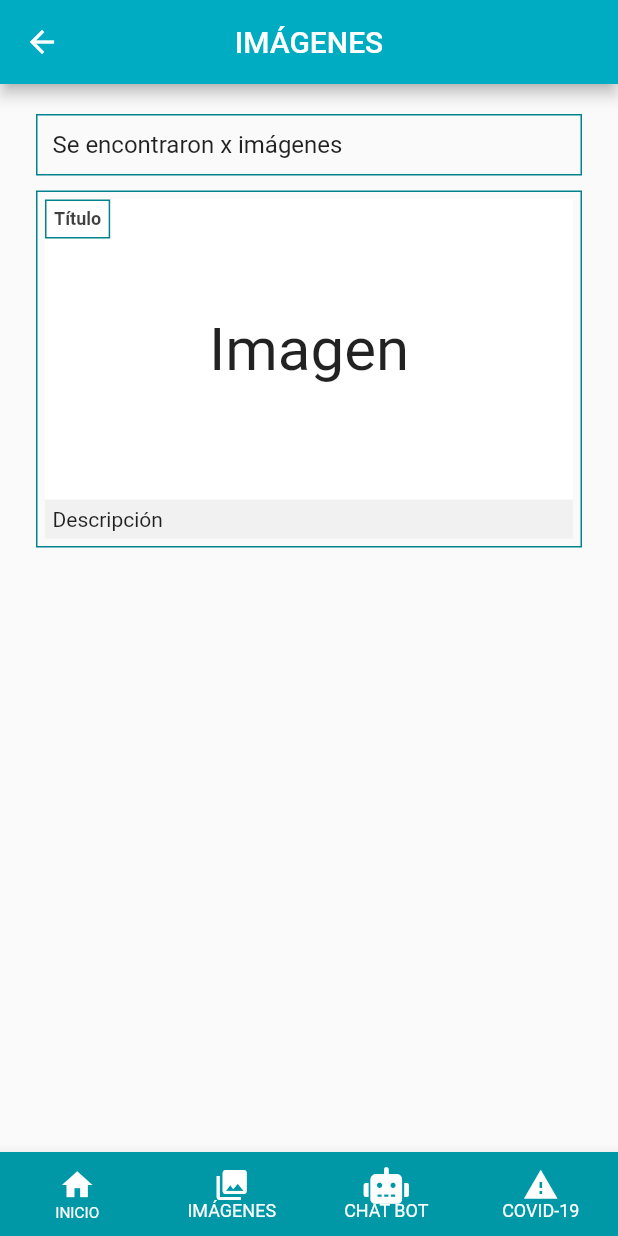
After one commit to RMOREANOV/Proyecto-Final---Cloud-Computing, a Flutter app: the Pictures screen opened directly, on a phone screen of 412 x 824 dp. The commit adds this screen. Run offline on Flutter 3.47's test engine with Material 2 defaults, Android fonts, the phone set to English and light mode, and no system bars; our stand-ins replace flutter_local_notifications, font_awesome_flutter, image_picker, shared_preferences; accounts and stored records are empty.

Commit message:
Sprint 2 - 1º Semana

```diff
--- /dev/null
+++ b/frontend/medi_team/lib/src/screens/pictures.dart
@@ -0,0 +1,143 @@
+import 'dart:async';
+import 'dart:convert';
+
+import 'package:flutter/material.dart';
+import 'package:flutter_local_notifications/flutter_local_notifications.dart';
+import 'package:medi_team/src/widgets/bottomBar.dart' as BottomBar;
+import 'package:http/http.dart' as http;
+
+import '../api/notificationController.dart' as notificationController;
+import '../api/timeController.dart' as timeController;
+
+class Pictures extends StatefulWidget {
+  Pictures({Key key}) : super(key: key);
+
+  @override
+  PicturesState createState() => PicturesState();
+}
+
+class PicturesState extends State<Pictures> {
+  FlutterLocalNotificationsPlugin flutterLocalNotificationsPlugin;
+  Timer clockTimerNotification;
+
+  List<dynamic> pictures = [{}];
+
+  @override
+  void initState() {
+    super.initState();
+    flutterLocalNotificationsPlugin = notificationController
+        .initializeNotification(flutterLocalNotificationsPlugin);
+    clockTimerNotification =
+        Timer.periodic(new Duration(minutes: 1), (timer) async {
+      if (timeController.isDateNowEvery30Minutes()) {
+        await notificationController
+            .showNotification(flutterLocalNotificationsPlugin);
+      }
+    });
+  }
+
+  @override
+  void dispose() {
+    clockTimerNotification.cancel();
+    super.dispose();
+  }
+
+  @override
+  Widget build(BuildContext context) {
+    return Scaffold(
+        appBar: AppBar(
+          centerTitle: true,
+          title: Text('IMÁGENES'),
+        ),
+        body: Container(
+          padding: EdgeInsets.all(20.0),
+          child: Column(
+            mainAxisAlignment: MainAxisAlignment.center,
+            children: [
+              Container(
+                margin: EdgeInsets.fromLTRB(4.0, 0.0, 4.0, 10.0),
+                padding: EdgeInsets.all(10.0),
+                width: double.infinity,
+                decoration: BoxDecoration(
+                  border: Border.all(
+                    color: Colors.cyan[800],
+                    width: 1,
+                  ),
+                ),
+                child: Text(
+                  'Se encontraron x imágenes',
+                  style: TextStyle(fontSize: 16.0),
+                ),
+              ),
+              Container(
+                child: Expanded(
+                  child: ListView.builder(
+                    itemCount: pictures.length,
+                    itemBuilder: (context, index) {
+                      return Container(
+                          margin: EdgeInsets.fromLTRB(4.0, 0.0, 4.0, 10.0),
+                          padding: EdgeInsets.all(5.0),
+                          width: double.infinity,
+                          decoration: BoxDecoration(
+                            border: Border.all(
+                              color: Colors.cyan[800],
+                              width: 1,
+                            ),
+                          ),
+                          child: Stack(
+                            children: [
+                              Column(
+                                children: [
+                                  ConstrainedBox(
+                                    constraints: BoxConstraints(minHeight: 200),
+                                    child: Container(
+                                      color: Colors.white,
+                                      child: Center(
+                                        child: Text(
+                                          "Imagen",
+                                          style: new TextStyle(fontSize: 40),
+                                        ),
+                                      ),
+                                    ),
+                                  ),
+                                  Container(
+                                    width: double.infinity,
+                                    padding: EdgeInsets.all(5.0),
+                                    color: Colors.grey.withOpacity(0.1),
+                                    child: Text("Descripción",
+                                        textAlign: TextAlign.justify,
+                                        style: new TextStyle(fontSize: 14)),
+                                  )
+                                ],
+                              ),
+                              Positioned(
+                                top: 0,
+                                left: 0,
+                                child: Container(
+                                  padding: EdgeInsets.all(5.0),
+                                  decoration: BoxDecoration(
+                                    color: Colors.white,
+                                    border: Border.all(
+                                      color: Colors.cyan[800],
+                                      width: 1,
+                                    ),
+                                  ),
+                                  child: Text("Título",
+                                      style: new TextStyle(
+                                          fontSize: 12,
+                                          color: Colors.black.withOpacity(0.75),
+                                          fontWeight: FontWeight.bold)),
+                                ),
+                              )
+                            ],
+                          ));
+                    },
+                  ),
+                ),
+              )
+            ],
+          ),
+        ),
+        bottomNavigationBar: BottomBar.bottomNavigationBar(context));
+  }
+}
--- a/frontend/medi_team/lib/src/widgets/bottomBar.dart
+++ b/frontend/medi_team/lib/src/widgets/bottomBar.dart
@@ -4,6 +4,7 @@ import 'package:medi_team/src/api/navigatorPush.dart' as NavigatorPush;
 import 'package:flutter/material.dart';
 import 'package:medi_team/src/screens/homePageWithAuth.dart';
 import 'package:medi_team/src/screens/homePageWithoutAuth.dart';
+import 'package:medi_team/src/screens/pictures.dart';
 
 import 'package:medi_team/src/api/auth.dart' as auth;
 
@@ -15,6 +16,7 @@ switchScreen(int index, BuildContext context) async {
           (token == null ? HomePageWithoutAuth() : HomePageWithAuth()));
       break;
     case 1:
+      //NavigatorPush.navigatorPushReplacement(context, Pictures());
       break;
     case 2:
       break;
```
Also changed, not shown: frontend/medi_team/lib/src/screens/homePageWithAuth.dart (+105 -25 lines), 2 other files.
